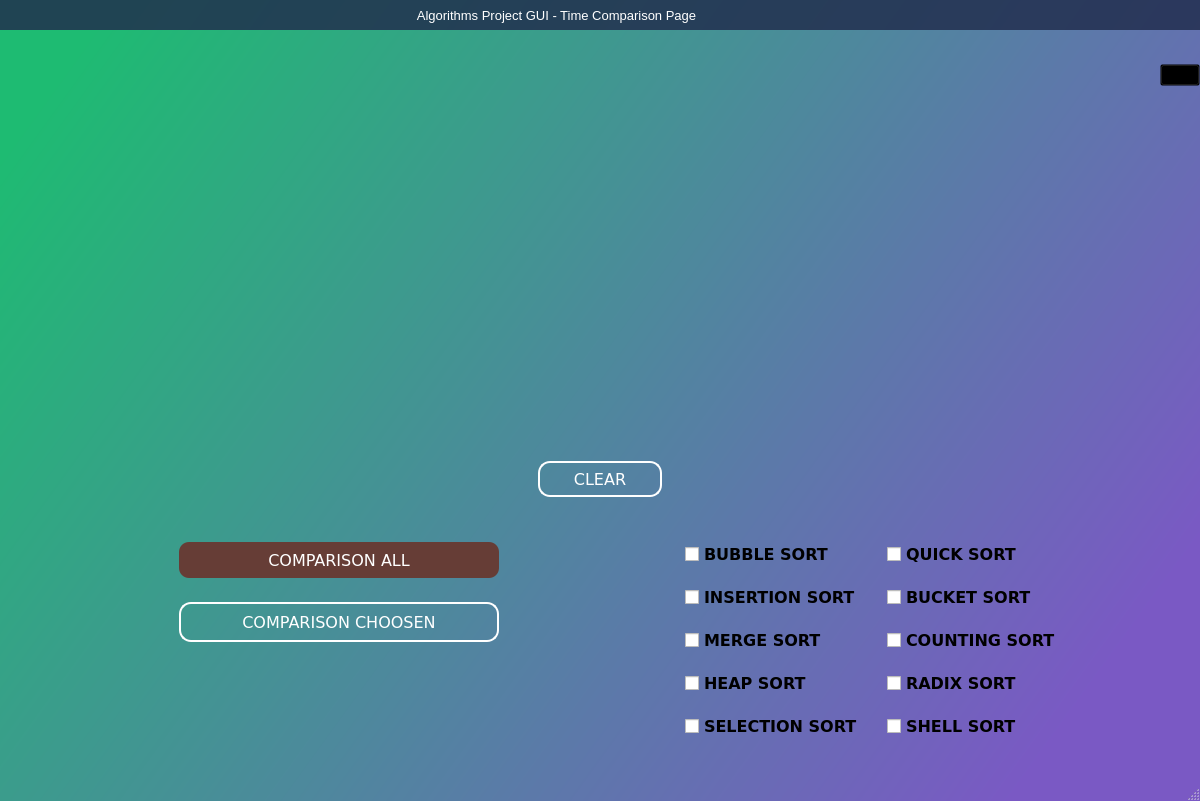
ozan-git/Sorting-Algorithms-Visualisation, file qt_designer_ozan/time_comparison_uiqt.ui: the form before one commit.
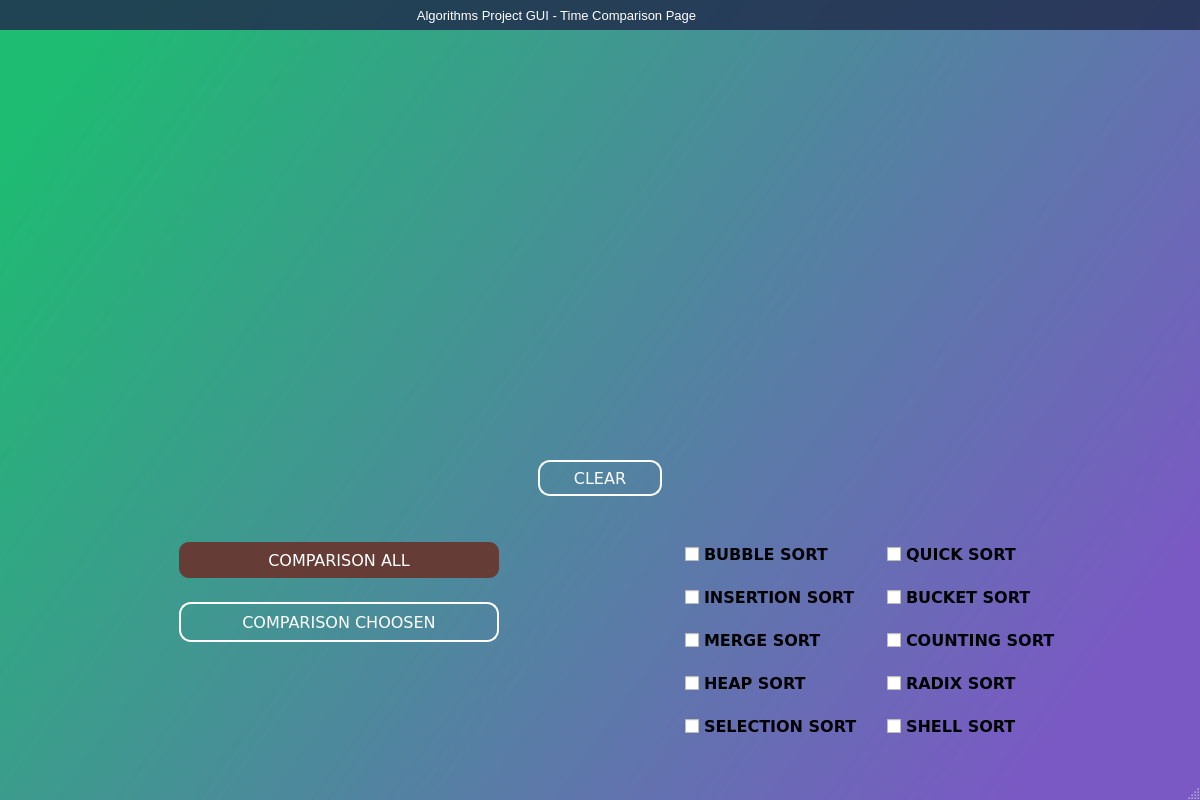
The form after the commit. Icons and pictures are not drawn. Custom widgets are drawn as their Qt base class.

Commit message: Some changes have been made to the GUI.

The edit to the form file:
```diff
--- a/qt_designer_ozan/time_comparison_uiqt.ui
+++ b/qt_designer_ozan/time_comparison_uiqt.ui
@@ -7,7 +7,7 @@
     <x>0</x>
     <y>0</y>
     <width>1200</width>
-    <height>801</height>
+    <height>800</height>
    </rect>
   </property>
   <property name="minimumSize">
@@ -426,18 +426,49 @@
         </item>
         <item>
          <widget class="MplSort" name="MplSort" native="true">
+          <property name="sizePolicy">
+           <sizepolicy hsizetype="MinimumExpanding" vsizetype="Preferred">
+            <horstretch>0</horstretch>
+            <verstretch>0</verstretch>
+           </sizepolicy>
+          </property>
           <property name="minimumSize">
            <size>
             <width>901</width>
             <height>351</height>
            </size>
           </property>
+          <property name="maximumSize">
+           <size>
+            <width>4500</width>
+            <height>4500</height>
+           </size>
+          </property>
          </widget>
         </item>
+        <item>
+         <spacer name="horizontalSpacer_9">
+          <property name="orientation">
+           <enum>Qt::Horizontal</enum>
+          </property>
+          <property name="sizeHint" stdset="0">
+           <size>
+            <width>40</width>
+            <height>20</height>
+           </size>
+          </property>
+         </spacer>
+        </item>
         <item>
          <layout class="QVBoxLayout" name="verticalLayout_5">
           <item>
            <widget class="QPushButton" name="back_btn">
+            <property name="maximumSize">
+             <size>
+              <width>0</width>
+              <height>0</height>
+             </size>
+            </property>
             <property name="toolTip">
              <string>Back To Menu</string>
             </property>
@@ -453,25 +484,12 @@
             </property>
             <property name="iconSize">
              <size>
-              <width>60</width>
-              <height>60</height>
+              <width>0</width>
+              <height>0</height>
              </size>
             </property>
            </widget>
           </item>
-          <item>
-           <spacer name="verticalSpacer">
-            <property name="orientation">
-             <enum>Qt::Vertical</enum>
-            </property>
-            <property name="sizeHint" stdset="0">
-             <size>
-              <width>20</width>
-              <height>40</height>
-             </size>
-            </property>
-           </spacer>
-          </item>
          </layout>
         </item>
        </layout>
```
Left out of the diff: 4 changed lines with no effect on the pictures. The commit also changes 7 other files.
